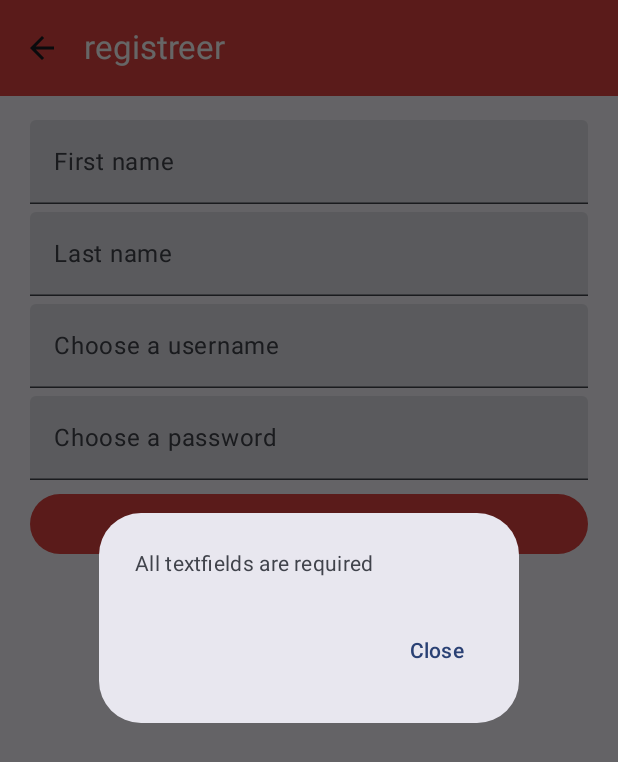
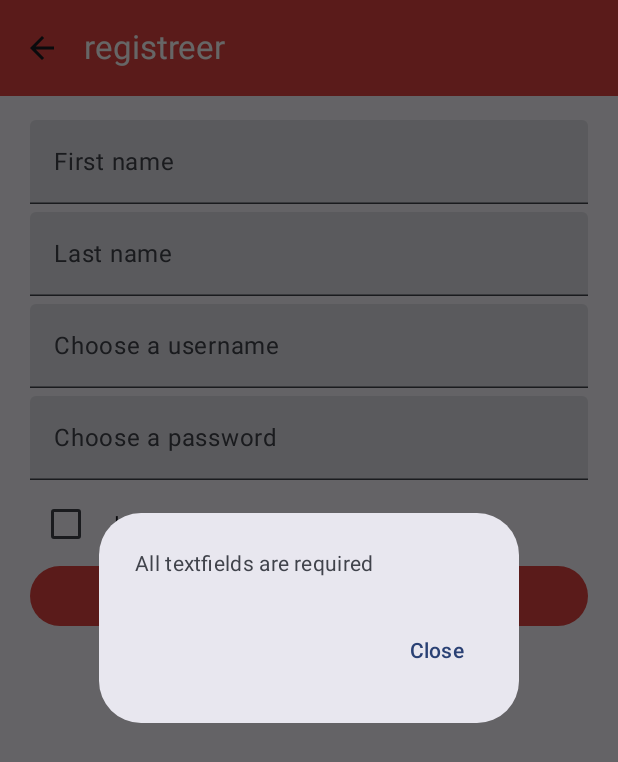
Before and after one commit to woutvandenberghe/FindRob, an Android app built with Jetpack Compose: the RegisterScreen screen opened through its navigation route, after a tap on "Create account", on a phone screen of 412 x 824 dp. Shown: the top 762 px of the screen. Run offline under Robolectric (Android 15) with nearby library versions, the phone set to English and light mode, and no system bars; libraries missing offline, so code that uses them is left out: com.journeyapps.barcodescanner.

Commit message:
Agreement of service gefixt!

```diff
--- a/app/src/main/java/be/vives/findrobert/ui/registerscreen/RegisterScreen.kt
+++ b/app/src/main/java/be/vives/findrobert/ui/registerscreen/RegisterScreen.kt
@@ -2,6 +2,7 @@ package be.vives.findrobert.ui.registerscreen
 
 import androidx.compose.foundation.layout.Column
 import androidx.compose.foundation.layout.Row
+import androidx.compose.foundation.layout.Spacer
 import androidx.compose.foundation.layout.fillMaxWidth
 import androidx.compose.foundation.layout.padding
 import androidx.compose.foundation.layout.width
@@ -9,11 +10,16 @@ import androidx.compose.foundation.rememberScrollState
 import androidx.compose.foundation.verticalScroll
 import androidx.compose.material3.Button
 import androidx.compose.material3.ButtonDefaults
+import androidx.compose.material3.Checkbox
 import androidx.compose.material3.ExperimentalMaterial3Api
+import androidx.compose.material3.MaterialTheme
 import androidx.compose.material3.Text
 import androidx.compose.material3.TextField
 import androidx.compose.runtime.Composable
+import androidx.compose.runtime.mutableStateOf
+import androidx.compose.runtime.remember
 import androidx.compose.runtime.rememberCoroutineScope
+import androidx.compose.ui.Alignment
 import androidx.compose.ui.Modifier
 import androidx.compose.ui.graphics.Color
 import androidx.compose.ui.res.stringResource
@@ -45,13 +51,14 @@ fun RegisterScreen(modifier: Modifier = Modifier,
             modifier = modifier,
             onSaveClicked = {
                 coroutineScope.launch {
-                    if (viewmodel.validateInput()) {
+                    if (viewmodel.validateInput() && viewmodel.checkAgreement()) {
                         viewmodel.saveUser()
                         viewmodel.updateUiState(UserDetails())
                         navigateToMainScreen()
                     } else if (viewmodel.checkNoEmptyFields()) {
                         viewmodel.toggleInvalidUsernameDialog()
-                    } else {
+                    } else
+                     {
                         viewmodel.toggleAllFieldsAreRequiredEnabled()
                     }
                 }
@@ -109,6 +116,7 @@ fun MyRegisterForm(
         },
         label = stringResource(id = R.string.choose_password)
     )
+    AgreementCheckbox()
 }
 
 @OptIn(ExperimentalMaterial3Api::class)
@@ -141,3 +149,25 @@ fun MyCreateButton(modifier: Modifier,
         }
     }
 }
+
+
+@Composable
+fun AgreementCheckbox(
+    modifier: Modifier = Modifier
+) {
+    val viewModel: RegisterScreenViewModel = viewModel()
+
+    Row(modifier = modifier, verticalAlignment = Alignment.CenterVertically) {
+        Checkbox(
+            checked = viewModel.agreementChecked,
+            onCheckedChange = {
+                viewModel.agreementChecked = it
+            }
+        )
+        Spacer(modifier = Modifier.width(8.dp))
+        Text(
+            text = "I agree to the terms of service",
+            style = MaterialTheme.typography.bodyMedium
+        )
+    }
+}
--- a/app/src/main/java/be/vives/findrobert/ui/registerscreen/RegisterScreenViewModel.kt
+++ b/app/src/main/java/be/vives/findrobert/ui/registerscreen/RegisterScreenViewModel.kt
@@ -22,6 +22,7 @@ class RegisterScreenViewModel(private val usersRepository: UsersRepository): Vie
     var allFieldsAreRequiredEnabled by mutableStateOf(false)
         private set
 
+    var agreementChecked by mutableStateOf(false) // New property to track agreement
 
     fun updateUiState(userDetails: UserDetails) {
         registerScreenUiState =
@@ -85,8 +86,11 @@ class RegisterScreenViewModel(private val usersRepository: UsersRepository): Vie
 
     fun checkNoEmptyFields(uiState: UserDetails = registerScreenUiState.userDetails): Boolean {
         return with(uiState) {
-            firstName.isNotBlank() && lastName.isNotBlank() && username.isNotBlank() && password.isNotBlank()
+            firstName.isNotBlank() && lastName.isNotBlank() && username.isNotBlank() && password.isNotBlank() && checkAgreement()
         }
+    }
+    fun checkAgreement(uiState: UserDetails = registerScreenUiState.userDetails): Boolean {
+        return agreementChecked // Return the value of agreementChecked
     }
 }
 
```
Also changed, not shown: app/src/main/java/be/vives/findrobert/ui/eventscreen/EventScreen.kt (added, +98 -0 lines), app/src/main/java/be/vives/findrobert/ui/eventscreen/EventScreenViewModel.kt (added, +46 -0 lines).
